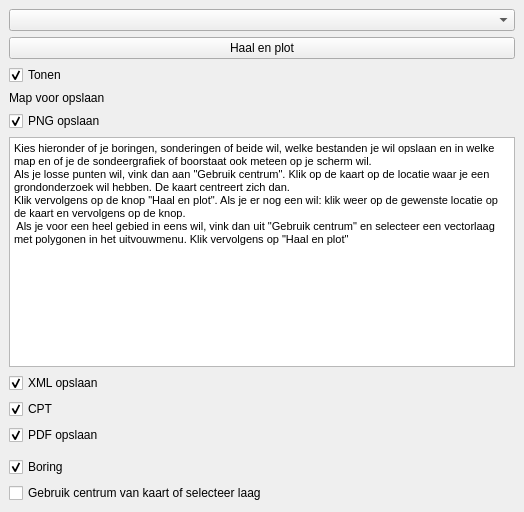
Qt form bro_download_plot_dockwidget_base.ui (ic144/bronodig) before a commit.
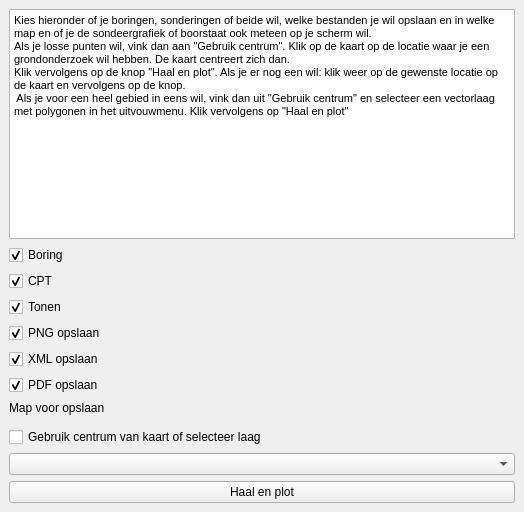
The same form after that commit. Custom widgets are drawn as their Qt base class.

Commit message: menu in dock

The edit to the form file:
```diff
--- a/bro_download_plot_dockwidget_base.ui
+++ b/bro_download_plot_dockwidget_base.ui
@@ -15,40 +15,10 @@
   </property>
   <widget class="QWidget" name="dockWidgetContents">
    <layout class="QGridLayout" name="gridLayout">
-    <item row="11" column="0">
-     <widget class="QCheckBox" name="checkBoxPunt">
-      <property name="text">
-       <string>Gebruik centrum van kaart of selecteer laag</string>
-      </property>
-      <property name="checked">
-       <bool>false</bool>
-      </property>
-     </widget>
-    </item>
-    <item row="9" column="0">
-     <widget class="QgsFileWidget" name="mQgsFileWidget">
-      <property name="storageMode">
-       <enum>QgsFileWidget::GetDirectory</enum>
-      </property>
-      <property name="options">
-       <set>QFileDialog::ShowDirsOnly</set>
-      </property>
-     </widget>
-    </item>
-    <item row="6" column="0">
-     <widget class="QCheckBox" name="checkBoxXml">
-      <property name="text">
-       <string>XML opslaan</string>
-      </property>
-      <property name="checked">
-       <bool>true</bool>
-      </property>
-     </widget>
-    </item>
-    <item row="0" column="0">
+    <item row="16" column="0">
      <widget class="QgsMapLayerComboBox" name="mMapLayerComboBox"/>
     </item>
-    <item row="5" column="0">
+    <item row="3" column="0">
      <widget class="QTextBrowser" name="textBrowser">
       <property name="html">
        <string>&lt;!DOCTYPE HTML PUBLIC &quot;-//W3C//DTD HTML 4.0//EN&quot; &quot;http://www.w3.org/TR/REC-html40/strict.dtd&quot;&gt;
@@ -64,7 +34,37 @@
       </property>
      </widget>
     </item>
+    <item row="9" column="0">
+     <widget class="QCheckBox" name="checkBoxXml">
+      <property name="text">
+       <string>XML opslaan</string>
+      </property>
+      <property name="checked">
+       <bool>true</bool>
+      </property>
+     </widget>
+    </item>
     <item row="7" column="0">
+     <widget class="QCheckBox" name="checkBoxPng">
+      <property name="text">
+       <string>PNG opslaan</string>
+      </property>
+      <property name="checked">
+       <bool>true</bool>
+      </property>
+     </widget>
+    </item>
+    <item row="11" column="0">
+     <widget class="QCheckBox" name="checkBoxPdf">
+      <property name="text">
+       <string>PDF opslaan</string>
+      </property>
+      <property name="checked">
+       <bool>true</bool>
+      </property>
+     </widget>
+    </item>
+    <item row="5" column="0">
      <widget class="QCheckBox" name="checkBoxCpt">
       <property name="text">
        <string>CPT</string>
@@ -74,17 +74,24 @@
       </property>
      </widget>
     </item>
+    <item row="13" column="0">
+     <widget class="QgsFileWidget" name="mQgsFileWidget">
+      <property name="storageMode">
+       <enum>QgsFileWidget::GetDirectory</enum>
+      </property>
+      <property name="options">
+       <set>QFileDialog::ShowDirsOnly</set>
+      </property>
+     </widget>
+    </item>
+    <item row="17" column="0">
+     <widget class="QPushButton" name="pushButton">
+      <property name="text">
+       <string>Haal en plot</string>
+      </property>
+     </widget>
+    </item>
     <item row="4" column="0">
-     <widget class="QCheckBox" name="checkBoxPng">
-      <property name="text">
-       <string>PNG opslaan</string>
-      </property>
-      <property name="checked">
-       <bool>true</bool>
-      </property>
-     </widget>
-    </item>
-    <item row="10" column="0">
      <widget class="QCheckBox" name="checkBoxBoring">
       <property name="text">
        <string>Boring</string>
@@ -94,24 +101,24 @@
       </property>
      </widget>
     </item>
-    <item row="3" column="0">
+    <item row="12" column="0">
      <widget class="QLabel" name="label_3">
       <property name="text">
        <string>Map voor opslaan</string>
       </property>
      </widget>
     </item>
-    <item row="8" column="0">
-     <widget class="QCheckBox" name="checkBoxPdf">
+    <item row="15" column="0">
+     <widget class="QCheckBox" name="checkBoxPunt">
       <property name="text">
-       <string>PDF opslaan</string>
+       <string>Gebruik centrum van kaart of selecteer laag</string>
       </property>
       <property name="checked">
-       <bool>true</bool>
+       <bool>false</bool>
       </property>
      </widget>
     </item>
-    <item row="2" column="0">
+    <item row="6" column="0">
      <widget class="QCheckBox" name="checkBoxShow">
       <property name="text">
        <string>Tonen</string>
@@ -121,13 +128,6 @@
       </property>
      </widget>
     </item>
-    <item row="1" column="0">
-     <widget class="QPushButton" name="pushButton">
-      <property name="text">
-       <string>Haal en plot</string>
-      </property>
-     </widget>
-    </item>
    </layout>
   </widget>
  </widget>
```
The commit also changes 1 other file.
